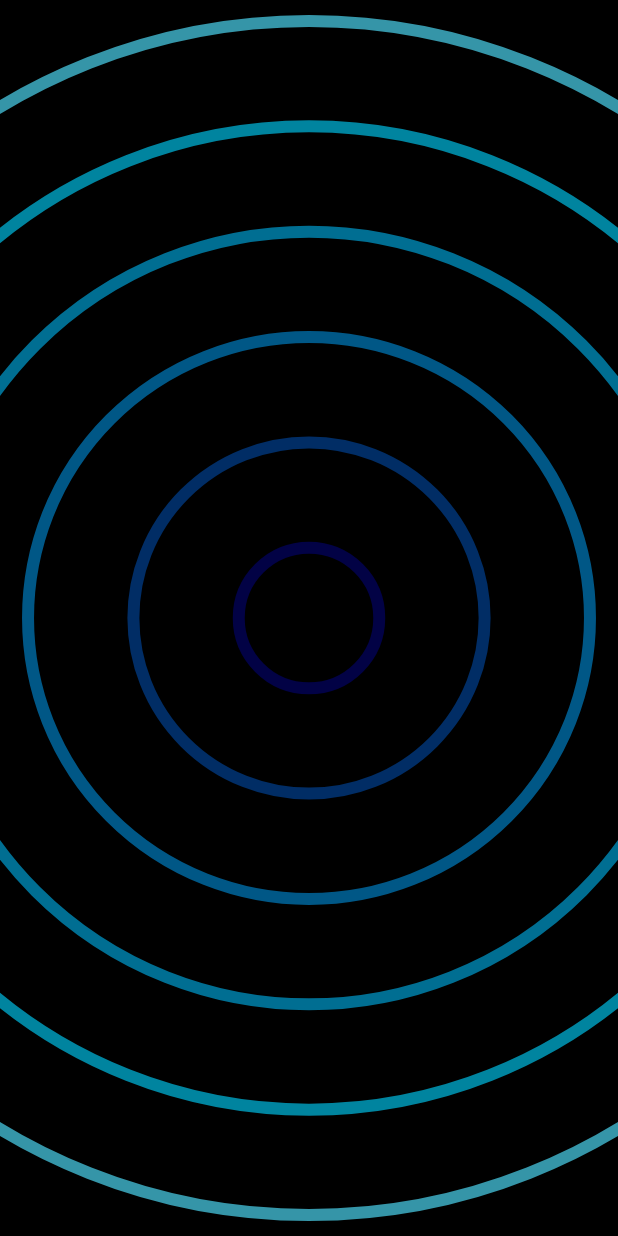
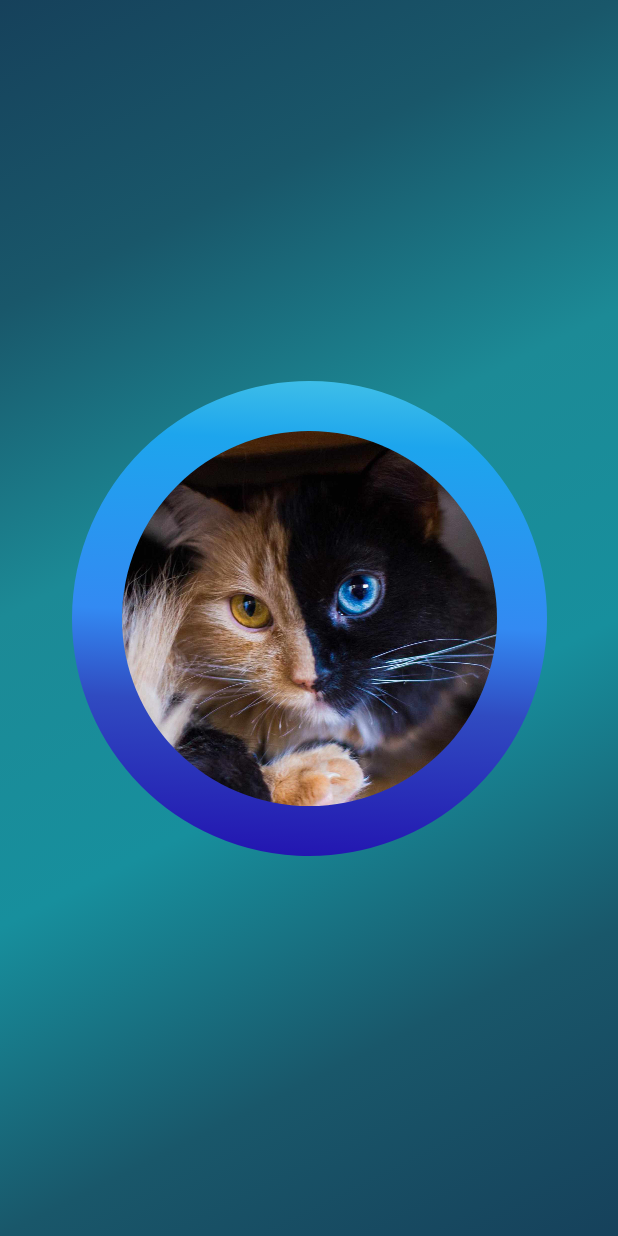
Before and after one commit to lightScout/lightlabs, an Android app built with Jetpack Compose: the screen it shows after launch (MainActivity), on a phone screen of 412 x 824 dp. Run offline under Robolectric (Android 15) with nearby library versions, the phone set to English and light mode, and no system bars.

Commit message:
add ImageBorderAnimation.kt

```diff
--- a/app/src/main/java/com/lightscout/lightlabs/MainActivity.kt
+++ b/app/src/main/java/com/lightscout/lightlabs/MainActivity.kt
@@ -3,7 +3,7 @@ package com.lightscout.lightlabs
 import android.os.Bundle
 import androidx.activity.ComponentActivity
 import androidx.activity.compose.setContent
-import com.lightscout.lightlabs.compose.animaiton.Ripple
+import com.lightscout.lightlabs.compose.animaiton.ImageBorderAnimation
 import com.lightscout.lightlabs.ui.theme.LightLabsTheme
 
 class MainActivity : ComponentActivity() {
@@ -12,7 +12,7 @@ class MainActivity : ComponentActivity() {
         setContent {
             LightLabsTheme {
                 // A surface container using the 'background' color from the theme
-                Ripple()
+                ImageBorderAnimation()
             }
         }
     }
--- /dev/null
+++ b/app/src/main/java/com/lightscout/lightlabs/compose/animaiton/ImageBorderAnimation.kt
@@ -0,0 +1,95 @@
+package com.lightscout.lightlabs.compose.animaiton
+
+import androidx.compose.animation.core.LinearEasing
+import androidx.compose.animation.core.animateFloat
+import androidx.compose.animation.core.infiniteRepeatable
+import androidx.compose.animation.core.rememberInfiniteTransition
+import androidx.compose.animation.core.tween
+import androidx.compose.foundation.Image
+import androidx.compose.foundation.background
+import androidx.compose.foundation.layout.Box
+import androidx.compose.foundation.layout.fillMaxSize
+import androidx.compose.foundation.layout.size
+import androidx.compose.foundation.shape.CircleShape
+import androidx.compose.runtime.Composable
+import androidx.compose.ui.Alignment
+import androidx.compose.ui.Modifier
+import androidx.compose.ui.draw.clip
+import androidx.compose.ui.draw.drawBehind
+import androidx.compose.ui.graphics.Brush.Companion.linearGradient
+import androidx.compose.ui.graphics.Color
+import androidx.compose.ui.graphics.drawscope.Stroke
+import androidx.compose.ui.graphics.drawscope.rotate
+import androidx.compose.ui.layout.ContentScale
+import androidx.compose.ui.res.painterResource
+import androidx.compose.ui.tooling.preview.Preview
+import androidx.compose.ui.unit.dp
+import com.lightscout.lightlabs.R
+
+@Preview
+@Composable
+fun ImageBorderAnimation() {
+
+    val backGround = linearGradient(
+        colors = listOf(
+            Color(0xFF16415B),
+            Color(0xFF19576A),
+            Color(0xFF1C8A96),
+            Color(0xFF178F9D),
+            Color(0xFF19576A),
+            Color(0xFF16415B)
+        )
+    )
+
+    val brush = linearGradient(
+        colors = listOf(
+            Color(0xFF4DC9E6),
+            Color(0xFF1DA5ED),
+            Color(0xFF2897F0),
+            Color(0xFF338AF2),
+            Color(0xFF304BC1),
+            Color(0xFF282CB7),
+            Color(0xFF210CAE),
+        )
+    )
+
+    val infiniteTransition = rememberInfiniteTransition(label = "")
+    val rotationAnnotation = infiniteTransition.animateFloat(
+        initialValue = 0f,
+        targetValue = 360f,
+        animationSpec = infiniteRepeatable(
+            animation = tween(
+                durationMillis = 1500,
+                easing = LinearEasing
+            )
+        ), label = ""
+    )
+
+
+    Box(
+        modifier = Modifier
+            .fillMaxSize()
+            .background(backGround),
+        contentAlignment = Alignment.Center
+    ) {
+
+        Image(
+            painter = painterResource(id = R.drawable.cat1),
+            contentDescription = null,
+            contentScale = ContentScale.Crop,
+            modifier = Modifier
+                .size(250.dp)
+                .drawBehind {
+                    rotate(rotationAnnotation.value) {
+                        drawCircle(
+                            brush = brush, style = Stroke(100f)
+                        )
+                    }
+
+                }
+                .clip(
+                    CircleShape
+                )
+        )
+    }
+}
```
Also changed, not shown: app/src/main/res/drawable/cat1.jpeg (added).
